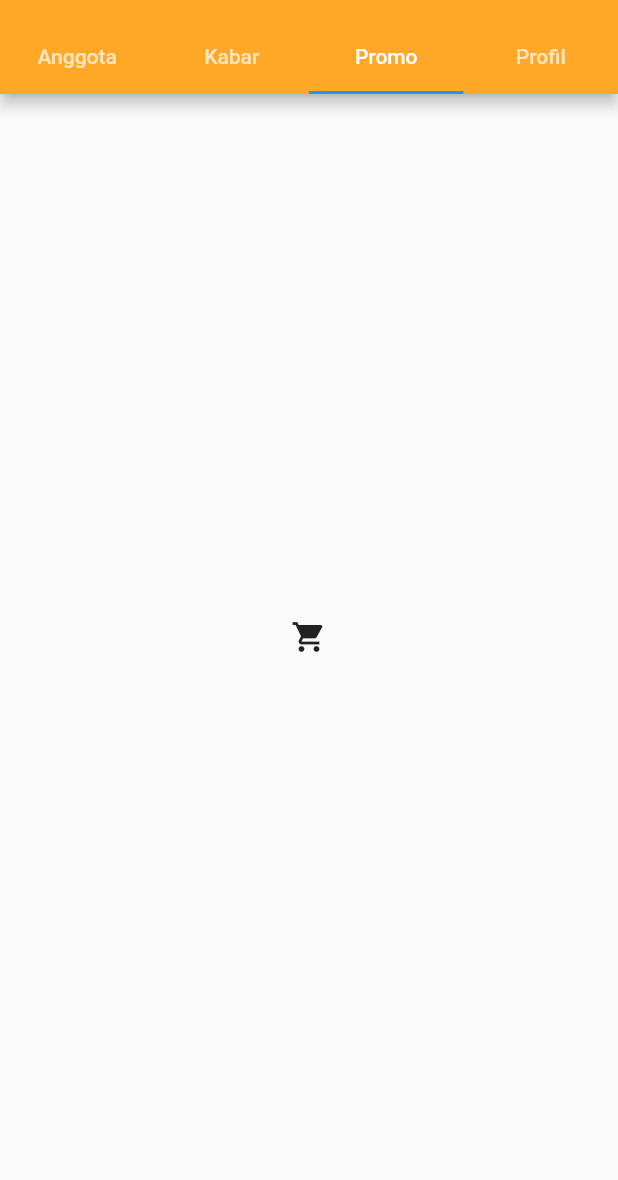
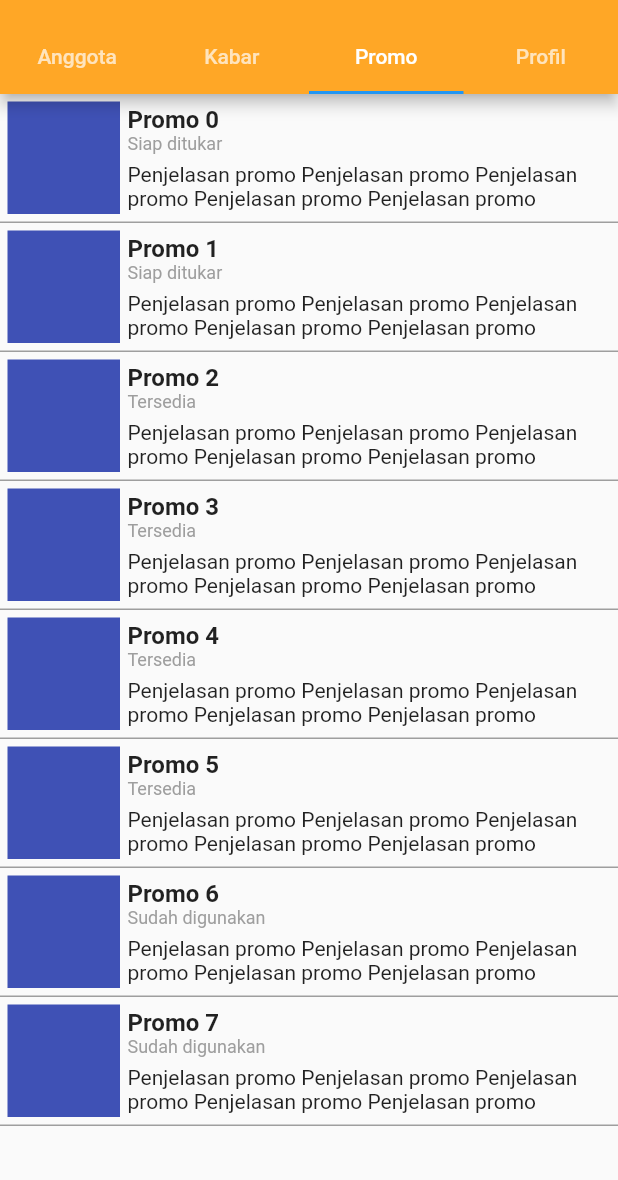
Before and after one commit to vayupranaditya/arya-kenceng-member, a Flutter app: the screen it shows after launch, tab 3 chosen, on a phone screen of 412 x 824 dp, the part 56-1236 px from its top. Run offline on Flutter 3.47's test engine with Material 2 defaults, Android fonts, the phone set to English and light mode, and no system bars; drawn by our look-alikes of auto_size_text.

Commit message:
promo fragment layout done

```diff
--- a/lib/layout/home.dart
+++ b/lib/layout/home.dart
@@ -2,6 +2,7 @@ import 'package:flutter/material.dart';
 import 'package:auto_size_text/auto_size_text.dart';
 import 'homeMember.dart';
 import 'homeNewsfeed.dart';
+import 'homePromo.dart';
 
 class HomeFragment {
   static Widget buildHomeFragment() {
@@ -57,7 +58,7 @@ class HomeFragment {
             children: <Widget>[ //per tab
               MemberFragment.buildMemberFragment(),
               NewsfeedFragment.buildNewsfeedFragment(),
-              Icon(Icons.shopping_cart),
+              PromoFragment.buildPromoFragment(),
               Icon(Icons.person),
             ],
           ),
--- /dev/null
+++ b/lib/layout/homePromo.dart
@@ -0,0 +1,90 @@
+import 'package:flutter/material.dart';
+
+class PromoFragment {
+
+  static List <List <String>> promo = [
+    ["Promo", "Siap ditukar", "Penjelasan promo"],
+    ["Promo", "Siap ditukar", "Penjelasan promo"],
+    ["Promo", "Tersedia", "Penjelasan promo"],
+    ["Promo", "Tersedia", "Penjelasan promo"],
+    ["Promo", "Tersedia", "Penjelasan promo"],
+    ["Promo", "Tersedia", "Penjelasan promo"],
+    ["Promo", "Sudah digunakan", "Penjelasan promo"],
+    ["Promo", "Sudah digunakan", "Penjelasan promo"],
+  ];
+
+  static Widget buildPromo(BuildContext context, int index) {
+    return GestureDetector(
+      onTap: () => print("promo " + index.toString() + " clicked"),
+      child: Container(
+        padding: EdgeInsets.all(5.0),
+        decoration: BoxDecoration(
+          border: Border(
+            bottom: BorderSide(color: Colors.grey)
+          ),
+        ),
+        child: Row(
+          children: <Widget>[
+            Column(
+              children: <Widget>[
+                Container(
+                  height: 75.0,
+                  width: 75.0,
+                  decoration: BoxDecoration(
+                    color: Colors.indigo,
+                  ),
+                )
+              ],
+            ),
+            Expanded(
+              child: Container(
+                padding: EdgeInsets.only(left: 5.0),
+                child: Column(
+                  crossAxisAlignment: CrossAxisAlignment.start,
+                  mainAxisSize: MainAxisSize.max,
+                  children: <Widget>[
+                    Text(promo[index][0] + " " + index.toString(),
+                      style: TextStyle(
+                        fontWeight: FontWeight.w600,
+                        fontSize: 16.0
+                      ),
+                    ),
+                    Text(promo[index][1],
+                      style: TextStyle(
+                        color: Colors.grey,
+                        fontSize: 12.0
+                      ),
+                    ),
+                    Container(
+                      padding: EdgeInsets.only(top: 5.0),
+                      child: Text((promo[index][2] + " ") * 10,
+                        maxLines: 2,
+                      ),
+                    )
+                  ],
+                ),
+              )
+            )
+          ],
+        ),
+      )
+    );
+  }
+
+  static Widget buildPromoList() {
+    return Expanded(
+      child: ListView.builder(
+        itemCount: promo.length,
+        itemBuilder: (BuildContext context, int index) => buildPromo(context, index),
+      ),
+    );
+  }
+
+  static Widget buildPromoFragment() {
+    return Column(
+      children: <Widget>[
+        buildPromoList(),
+      ],
+    );
+  }
+}
```
